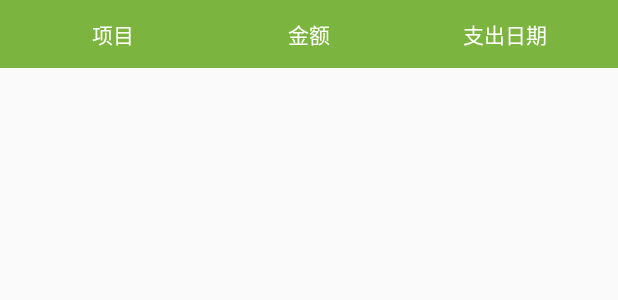
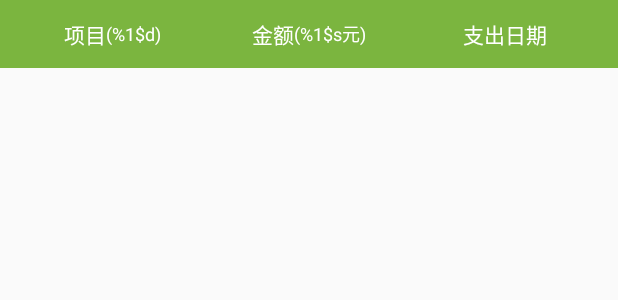
Before and after one commit to yutianfei/FinancingPlan, an Android app: the layout item_fixed_setting_header.xml on its own in the app's theme, with its tools: preview values and no code run, on a phone screen of 412 x 824 dp. Shown: the top 300 px of the screen. Run offline under Robolectric (Android 15) with nearby library versions, the light colour scheme and no system bars.

Commit message:
实现固定支出设置

```diff
--- a/app/src/main/assets/litepal.xml
+++ b/app/src/main/assets/litepal.xml
@@ -36,6 +36,8 @@
         <mapping class="com.wsy.plan.challenge.model.ChallengeDBModel" />
         <mapping class="com.wsy.plan.map.model.CashMapDBModel" />
         <mapping class="com.wsy.plan.main.model.AccountDBModel" />
+        <mapping class="com.wsy.plan.setting.model.TypeModel" />
+        <mapping class="com.wsy.plan.setting.model.HasTypesChanged" />
     </list>
 
     <!--
--- a/app/src/main/res/layout/item_fixed_setting_header.xml
+++ b/app/src/main/res/layout/item_fixed_setting_header.xml
@@ -10,13 +10,41 @@
     android:paddingStart="10dp"
     android:paddingTop="12dp">
 
-    <TextView
-        style="@style/fixed_header"
-        android:text="@string/setting_fixed_category" />
+    <LinearLayout
+        android:layout_width="0dp"
+        android:layout_height="wrap_content"
+        android:layout_weight="1"
+        android:gravity="center"
+        android:orientation="horizontal">
 
-    <TextView
-        style="@style/fixed_header"
-        android:text="@string/setting_fixed_money" />
+        <TextView
+            style="@style/fixed_header_wrap"
+            android:text="@string/setting_fixed_category" />
+
+        <TextView
+            android:id="@+id/tv_fixed_number"
+            style="@style/fixed_header_wrap"
+            android:text="@string/setting_fixed_number"
+            android:textSize="12sp" />
+    </LinearLayout>
+
+    <LinearLayout
+        android:layout_width="0dp"
+        android:layout_height="wrap_content"
+        android:layout_weight="1"
+        android:gravity="center"
+        android:orientation="horizontal">
+
+        <TextView
+            style="@style/fixed_header_wrap"
+            android:text="@string/setting_fixed_money" />
+
+        <TextView
+            android:id="@+id/tv_fixed_total"
+            style="@style/fixed_header_wrap"
+            android:text="@string/setting_fixed_money_total"
+            android:textSize="12sp" />
+    </LinearLayout>
 
     <TextView
         style="@style/fixed_header"
--- a/app/src/main/res/values/arrays.xml
+++ b/app/src/main/res/values/arrays.xml
@@ -2,6 +2,7 @@
 <resources>
 
     <string name="income">收入</string>
+    <string name="regular">固定支出</string>
 
     <string-array name="main_method">
         <item>现金</item>
--- a/app/src/main/res/values/strings.xml
+++ b/app/src/main/res/values/strings.xml
@@ -7,6 +7,7 @@
     <string name="action_settings">Settings</string>
     <string name="action_today">今天</string>
     <string name="action_select">选择</string>
+    <string name="action_add">添加一条</string>
 
     <string name="cancel">取消</string>
     <string name="save">保存</string>
--- a/app/src/main/res/values/strings_setting.xml
+++ b/app/src/main/res/values/strings_setting.xml
@@ -6,4 +6,6 @@
     <string name="setting_fixed_date">支出日期</string>
     <string name="setting_fixed_date_label">每月</string>
     <string name="setting_fixed_date_day">号</string>
+    <string name="setting_fixed_money_total">(%1$s元)</string>
+    <string name="setting_fixed_number">(%1$d)</string>
 </resources>
--- a/app/src/main/res/values/styles_setting.xml
+++ b/app/src/main/res/values/styles_setting.xml
@@ -26,6 +26,14 @@
         <item name="android:gravity">center</item>
     </style>
 
+    <style name="fixed_header_wrap">
+        <item name="android:layout_width">wrap_content</item>
+        <item name="android:layout_height">wrap_content</item>
+        <item name="android:textColor">@android:color/white</item>
+        <item name="android:textSize">14sp</item>
+        <item name="android:gravity">center</item>
+    </style>
+
     <style name="fixed_item">
         <item name="android:layout_width">0dp</item>
         <item name="android:layout_weight">1</item>
```
Also changed, not shown: app/src/main/java/com/wsy/plan/BaseActivity.java (+5 -2 lines), app/src/main/java/com/wsy/plan/setting/SettingFixedActivity.java (+135 -33 lines), app/src/main/java/com/wsy/plan/setting/model/HasTypesChanged.java (added, +19 -0 lines), app/src/main/java/com/wsy/plan/setting/model/TypeModel.java (+10 -1 lines), app/src/main/java/com/wsy/plan/setting/presenter/ITypeModelPresenter.java (added, +13 -0 lines), app/src/main/java/com/wsy/plan/setting/presenter/LocalPresenter.java (added, +80 -0 lines), app/src/main/java/com/wsy/plan/setting/presenter/WebPresenter.java (added, +22 -0 lines), app/src/main/res/layout/activity_setting_fixed.xml (+0 -8 lines), app/src/main/res/menu/menu_setting.xml (added, +15 -0 lines).
